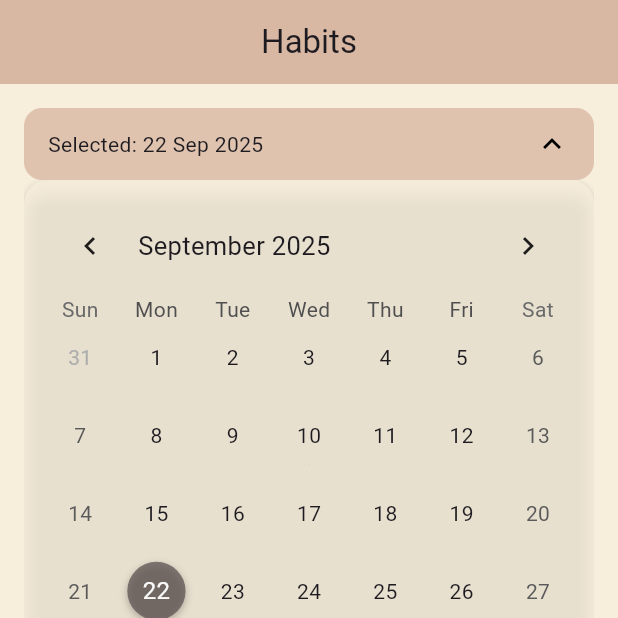
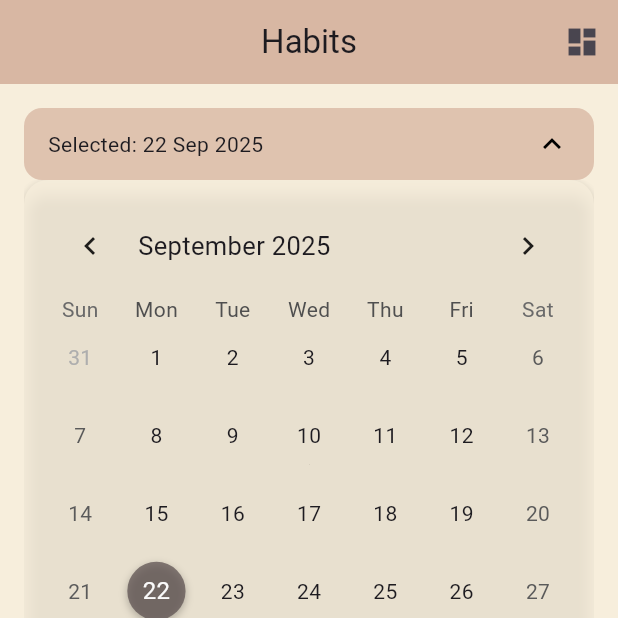
Before and after one commit to johnywakim02/strive-flow, a Flutter app: the CreateHabitSubpage screen opened by its route, on a phone screen of 412 x 824 dp, the top half of it. Run offline on Flutter 3.47's test engine with Material 3 defaults, Android fonts, the phone set to English and light mode, and no system bars; drawn by our look-alikes of table_calendar; our stand-ins replace flutter_markdown_plus, freezed_annotation, go_router, google_fonts, hive_ce, hive_ce_flutter; accounts and stored records are empty.

```diff
--- a/lib/main.dart
+++ b/lib/main.dart
@@ -40,6 +40,7 @@ class MyApp extends StatelessWidget {
       ),
       themeMode: ThemeMode.light,
       routerConfig: router,
+      debugShowCheckedModeBanner: false,
     );
   }
 }
--- a/lib/ui/create/subpages/create_habit_subpage.dart
+++ b/lib/ui/create/subpages/create_habit_subpage.dart
@@ -28,10 +28,14 @@ class _CreateHabitSubpageState extends State<CreateHabitSubpage> with TickerProv
 
     return Scaffold(
       backgroundColor: colorScheme.backgroundColor,
+
       appBar: AppBar(
         backgroundColor: colorScheme.appBarBackgroundColor,
         title: const Text("Habits"),
         centerTitle: true,
+        actions: [
+          IconButton(onPressed: (){}, icon: Icon(Icons.dashboard))
+        ],
       ),
       body: Padding(
         padding: const EdgeInsets.all(16),
```
